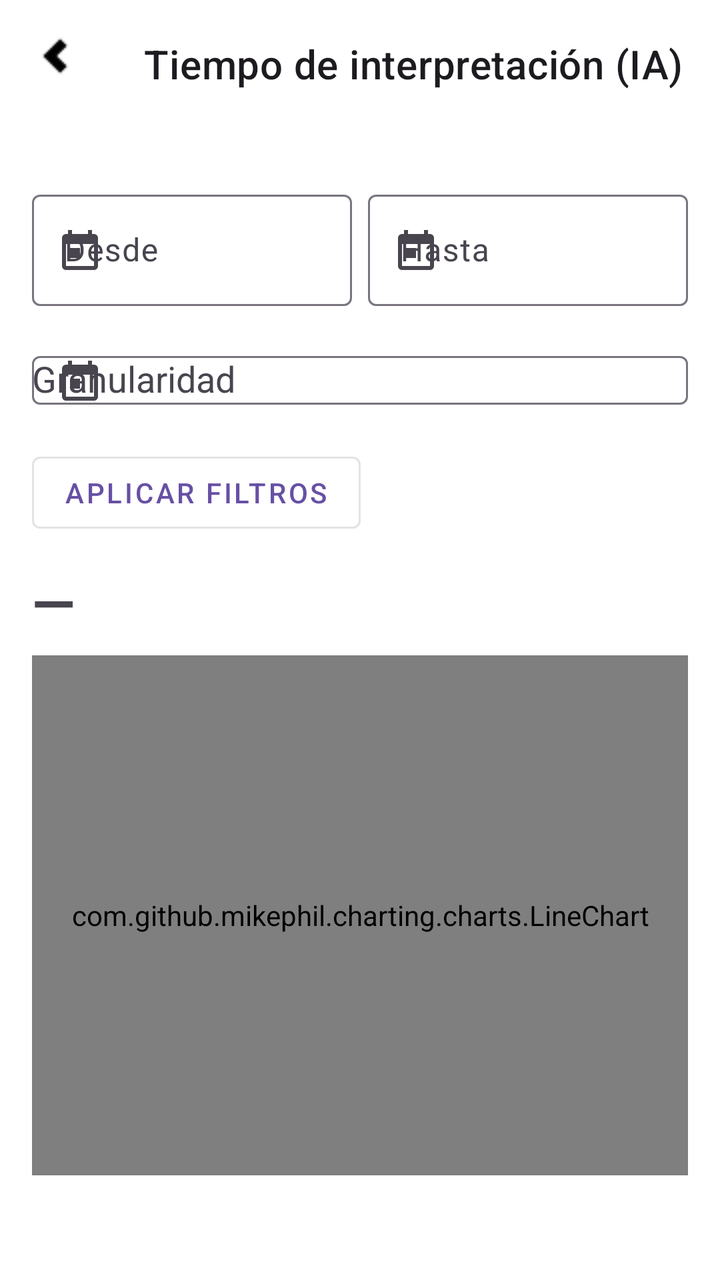
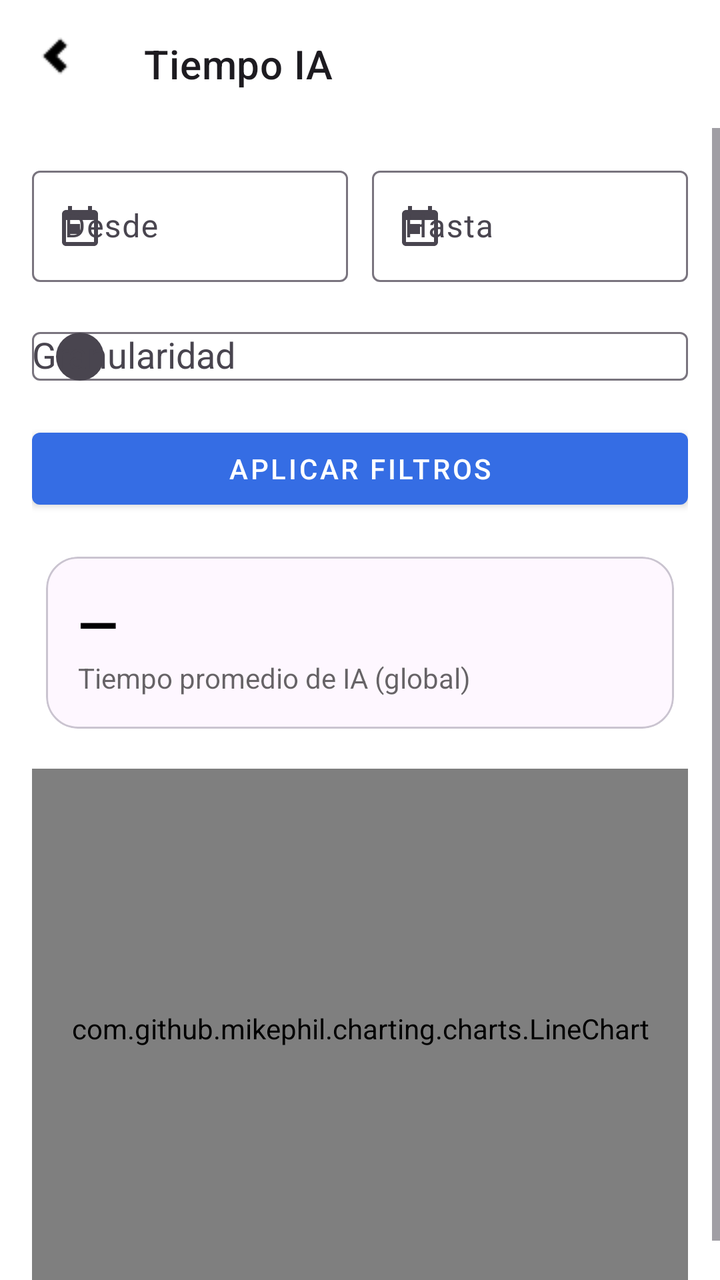

Two renders of the same Android screen: before a commit and after it. Below are the layout's source before the change and the commit's diff.
<!-- AndroidManifest.xml: application theme Theme.DoctorSaludApp -->
<!-- res/layout/activity_indicator_tiempo_interpretacion.xml -->
<?xml version="1.0" encoding="utf-8"?>
<androidx.coordinatorlayout.widget.CoordinatorLayout
    xmlns:android="http://schemas.android.com/apk/res/android"
    xmlns:app="http://schemas.android.com/apk/res-auto"
    android:layout_width="match_parent"
    android:layout_height="match_parent"
    android:background="@color/white">

    <com.google.android.material.appbar.MaterialToolbar
        android:id="@+id/toolbar"
        style="@style/Widget.MaterialComponents.Toolbar"
        android:layout_width="match_parent"
        android:layout_height="?attr/actionBarSize"
        app:navigationIcon="@drawable/ic_arrow_back_24_si"
        app:title="Tiempo de interpretación (IA)" />

    <ScrollView
        android:layout_width="match_parent"
        android:layout_height="match_parent"
        android:layout_marginTop="?attr/actionBarSize"
        android:fillViewport="true">

        <LinearLayout
            android:id="@+id/content"
            android:layout_width="match_parent"
            android:layout_height="wrap_content"
            android:orientation="vertical"
            android:padding="16dp">

            <include
                android:id="@+id/filters"
                layout="@layout/include_filter_bar"/>

            <com.google.android.material.button.MaterialButton
                android:id="@+id/btnApply"
                style="@style/Widget.MaterialComponents.Button.OutlinedButton"
                android:layout_width="wrap_content"
                android:layout_height="wrap_content"
                android:layout_marginTop="8dp"
                android:text="Aplicar filtros"/>

            <TextView
                android:id="@+id/tvKpi"
                android:layout_width="wrap_content"
                android:layout_height="wrap_content"
                android:text="—"
                android:textSize="28sp"
                android:textStyle="bold"
                android:layout_marginTop="12dp"/>

            <com.github.mikephil.charting.charts.LineChart
                android:id="@+id/lineChart"
                android:layout_width="match_parent"
                android:layout_height="260dp"
                android:layout_marginTop="8dp"/>

            <TextView
                android:id="@+id/tvFoot"
                android:layout_width="wrap_content"
                android:layout_height="wrap_content"
                android:layout_marginTop="8dp"
                android:textColor="@color/black_60"
                android:text=""/>
        </LinearLayout>
    </ScrollView>

    <ProgressBar
        android:id="@+id/progress"
        style="?android:attr/progressBarStyleLarge"
        android:layout_width="wrap_content"
        android:layout_height="wrap_content"
        android:layout_gravity="center"
        android:visibility="gone"/>
</androidx.coordinatorlayout.widget.CoordinatorLayout>
<!-- res/layout/include_filter_bar.xml (included above) -->
<?xml version="1.0" encoding="utf-8"?>
<LinearLayout
    xmlns:android="http://schemas.android.com/apk/res/android"
    xmlns:app="http://schemas.android.com/apk/res-auto"
    android:id="@+id/filterRoot"
    android:layout_width="match_parent"
    android:layout_height="wrap_content"
    android:orientation="vertical"
    android:paddingTop="12dp">

    
    <LinearLayout
        android:layout_width="match_parent"
        android:layout_height="wrap_content"
        android:orientation="horizontal">

        <com.google.android.material.textfield.TextInputLayout
            android:layout_width="0dp"
            android:layout_height="wrap_content"
            android:layout_weight="1"
            android:hint="Desde"
            app:startIconDrawable="@drawable/ic_calendar_24">
            <com.google.android.material.textfield.TextInputEditText
                android:id="@+id/etStartDate"
                android:layout_width="match_parent"
                android:layout_height="wrap_content"
                android:focusable="false"
                android:clickable="true"/>
        </com.google.android.material.textfield.TextInputLayout>

        <Space android:layout_width="8dp" android:layout_height="match_parent"/>

        <com.google.android.material.textfield.TextInputLayout
            android:layout_width="0dp"
            android:layout_height="wrap_content"
            android:layout_weight="1"
            android:hint="Hasta"
            app:startIconDrawable="@drawable/ic_calendar_24">
            <com.google.android.material.textfield.TextInputEditText
                android:id="@+id/etEndDate"
                android:layout_width="match_parent"
                android:layout_height="wrap_content"
                android:focusable="false"
                android:clickable="true"/>
        </com.google.android.material.textfield.TextInputLayout>
    </LinearLayout>

    
    <com.google.android.material.textfield.TextInputLayout
        android:layout_width="match_parent"
        android:layout_height="wrap_content"
        android:layout_marginTop="8dp"
        android:hint="Granularidad"
        app:startIconDrawable="@drawable/ic_calendar_24">
        <AutoCompleteTextView
            android:id="@+id/acGranularity"
            android:layout_width="match_parent"
            android:layout_height="wrap_content"
            android:inputType="none"/>
    </com.google.android.material.textfield.TextInputLayout>
</LinearLayout>
<!-- resources referenced by this layout -->
<resources>
  <color name="black_60">#99000000</color>
  <color name="white">#ffffffff</color>
  <!-- drawable ic_arrow_back_24_si: png bitmap (drawable, 235 bytes) -->
  <!-- drawable ic_calendar_24 (drawable) -->
  <vector xmlns:android="http://schemas.android.com/apk/res/android"
      android:width="24dp"
      android:height="24dp"
      android:viewportWidth="24"
      android:viewportHeight="24">
      
      <path
          android:fillColor="#FF000000"
          android:pathData="M19,4h-1V2h-2v2H8V2H6v2H5C3.9,4 3,4.9 3,6v14c0,1.1 0.9,2 2,2h14c1.1,0 2,-0.9 2,-2V6C21,4.9 20.1,4 19,4zM19,20H5V9h14V20zM7,11h5v5H7z"/>
  </vector>
  <style name="Theme.DoctorSaludApp" parent="Base.Theme.DoctorSaludApp" />
  <style name="Base.Theme.DoctorSaludApp" parent="Theme.Material3.DayNight.NoActionBar">
          
          
      </style>
</resources>

<!-- the commit's change to res/layout/activity_indicator_tiempo_interpretacion.xml (unified diff, before → after) -->
@@ -2,9 +2,9 @@
 <androidx.coordinatorlayout.widget.CoordinatorLayout
     xmlns:android="http://schemas.android.com/apk/res/android"
     xmlns:app="http://schemas.android.com/apk/res-auto"
+    android:background="@color/white"
     android:layout_width="match_parent"
-    android:layout_height="match_parent"
-    android:background="@color/white">
+    android:layout_height="match_parent">
 
     <com.google.android.material.appbar.MaterialToolbar
         android:id="@+id/toolbar"
@@ -12,7 +12,7 @@
         android:layout_width="match_parent"
         android:layout_height="?attr/actionBarSize"
         app:navigationIcon="@drawable/ic_arrow_back_24_si"
-        app:title="Tiempo de interpretación (IA)" />
+        app:title="Tiempo IA" />
 
     <ScrollView
         android:layout_width="match_parent"
@@ -22,115 +22,115 @@
 
         <LinearLayout
             android:id="@+id/content"
+            android:padding="16dp"
+            android:orientation="vertical"
             android:layout_width="match_parent"
-            android:layout_height="wrap_content"
-            android:orientation="vertical"
-            android:padding="16dp">
+            android:layout_height="wrap_content">
 
-            <include
-                android:id="@+id/filters"
-                layout="@layout/include_filter_bar"/>
+            
+            <LinearLayout
+                android:orientation="horizontal"
+                android:layout_width="match_parent"
+                android:layout_height="wrap_content">
+
+                <com.google.android.material.textfield.TextInputLayout
+                    android:layout_width="0dp"
+                    android:layout_height="wrap_content"
+                    android:layout_weight="1"
+                    app:startIconDrawable="@drawable/ic_calendar_24">
+                    <com.google.android.material.textfield.TextInputEditText
+                        android:id="@+id/etStart"
+                        android:hint="Desde"
+                        android:focusable="false"
+                        android:layout_width="match_parent"
+                        android:layout_height="wrap_content"/>
+                </com.google.android.material.textfield.TextInputLayout>
+
+                <Space android:layout_width="12dp" android:layout_height="1dp"/>
+
+                <com.google.android.material.textfield.TextInputLayout
+                    android:layout_width="0dp"
+                    android:layout_height="wrap_content"
+                    android:layout_weight="1"
+                    app:startIconDrawable="@drawable/ic_calendar_24">
+                    <com.google.android.material.textfield.TextInputEditText
+                        android:id="@+id/etEnd"
+                        android:hint="Hasta"
+                        android:focusable="false"
+                        android:layout_width="match_parent"
+                        android:layout_height="wrap_content"/>
+                </com.google.android.material.textfield.TextInputLayout>
+            </LinearLayout>
+
+            <com.google.android.material.textfield.TextInputLayout
+                android:layout_marginTop="8dp"
+                app:startIconDrawable="@drawable/bg_circle_grey"
+                android:layout_width="match_parent"
+                android:layout_height="wrap_content">
+                <AutoCompleteTextView
+                    android:id="@+id/acGranularity"
+                    android:hint="Granularidad"
+                    android:inputType="none"
+                    android:layout_width="match_parent"
+                    android:layout_height="wrap_content"/>
+            </com.google.android.material.textfield.TextInputLayout>
 
             <com.google.android.material.button.MaterialButton
                 android:id="@+id/btnApply"
-                style="@style/Widget.MaterialComponents.Button.OutlinedButton"
-                android:layout_width="wrap_content"
+                style="@style/Widget.MaterialComponents.Button"
+                android:text="Aplicar filtros"
+                android:layout_marginTop="8dp"
+                app:backgroundTint="@color/primaryBlue"
+                android:textColor="@android:color/white"
+                android:layout_width="match_parent"
+                android:layout_height="wrap_content"/>
+
+            
+            <com.google.android.material.card.MaterialCardView
+                android:layout_marginTop="12dp"
+                android:layout_width="match_parent"
                 android:layout_height="wrap_content"
-                android:layout_marginTop="8dp"
-                android:text="Aplicar filtros"/>
+                app:cardCornerRadius="16dp"
+                app:cardUseCompatPadding="true">
 
-            <TextView
-                android:id="@+id/tvKpi"
-                android:layout_width="wrap_content"
-                android:layout_height="wrap_content"
-                android:text="—"
-                android:textSize="28sp"
-                android:textStyle="bold"
-                android:layout_marginTop="12dp"/>
+                <LinearLayout
+                    android:padding="16dp"
+                    android:orientation="vertical"
+                    android:layout_width="match_parent"
+                    android:layout_height="wrap_content">
 
+                    <TextView
+                        android:id="@+id/tvKpi"
+                        android:textSize="26sp"
+                        android:textStyle="bold"
+                        android:textColor="@color/black"
+                        android:text="—"
+                        android:layout_width="wrap_content"
+                        android:layout_height="wrap_content"/>
+
+                    <TextView
+                        android:id="@+id/tvSubtitle"
+                        android:text="Tiempo promedio de IA (global)"
+                        android:textColor="@color/black_60"
+                        android:layout_width="wrap_content"
+                        android:layout_height="wrap_content"/>
+                </LinearLayout>
+            </com.google.android.material.card.MaterialCardView>
+
+            
             <com.github.mikephil.charting.charts.LineChart
-                android:id="@+id/lineChart"
+                android:id="@+id/chart"
+                android:layout_marginTop="12dp"
                 android:layout_width="match_parent"
-                android:layout_height="260dp"
-                android:layout_marginTop="8dp"/>
-
-            <TextView
-                android:id="@+id/tvFoot"
-                android:layout_width="wrap_content"
-                android:layout_height="wrap_content"
-                android:layout_marginTop="8dp"
-                android:textColor="@color/black_60"
-                android:text=""/>
+                android:layout_height="260dp"/>
         </LinearLayout>
     </ScrollView>
 
     <ProgressBar
         android:id="@+id/progress"
-        style="?android:attr/progressBarStyleLarge"
-        android:layout_width="wrap_content"
-        android:layout_height="wrap_content"
+        style="@style/Widget.MaterialComponents.ProgressIndicator"
         android:layout_gravity="center"
-        android:visibility="gone"/>
+        android:visibility="gone"
+        android:layout_width="48dp"
+        android:layout_height="48dp"/>
 </androidx.coordinatorlayout.widget.CoordinatorLayout>
-<!-- res/layout/include_filter_bar.xml (included above) -->
-<?xml version="1.0" encoding="utf-8"?>
-<LinearLayout
-    xmlns:android="http://schemas.android.com/apk/res/android"
-    xmlns:app="http://schemas.android.com/apk/res-auto"
-    android:id="@+id/filterRoot"
-    android:layout_width="match_parent"
-    android:layout_height="wrap_content"
-    android:orientation="vertical"
-    android:paddingTop="12dp">
-
-    
-    <LinearLayout
-        android:layout_width="match_parent"
-        android:layout_height="wrap_content"
-        android:orientation="horizontal">
-
-        <com.google.android.material.textfield.TextInputLayout
-            android:layout_width="0dp"
-            android:layout_height="wrap_content"
-            android:layout_weight="1"
-            android:hint="Desde"
-            app:startIconDrawable="@drawable/ic_calendar_24">
-            <com.google.android.material.textfield.TextInputEditText
-                android:id="@+id/etStartDate"
-                android:layout_width="match_parent"
-                android:layout_height="wrap_content"
-                android:focusable="false"
-                android:clickable="true"/>
-        </com.google.android.material.textfield.TextInputLayout>
-
-        <Space android:layout_width="8dp" android:layout_height="match_parent"/>
-
-        <com.google.android.material.textfield.TextInputLayout
-            android:layout_width="0dp"
-            android:layout_height="wrap_content"
-            android:layout_weight="1"
-            android:hint="Hasta"
-            app:startIconDrawable="@drawable/ic_calendar_24">
-            <com.google.android.material.textfield.TextInputEditText
-                android:id="@+id/etEndDate"
-                android:layout_width="match_parent"
-                android:layout_height="wrap_content"
-                android:focusable="false"
-                android:clickable="true"/>
-        </com.google.android.material.textfield.TextInputLayout>
-    </LinearLayout>
-
-    
-    <com.google.android.material.textfield.TextInputLayout
-        android:layout_width="match_parent"
-        android:layout_height="wrap_content"
-        android:layout_marginTop="8dp"
-        android:hint="Granularidad"
-        app:startIconDrawable="@drawable/ic_calendar_24">
-        <AutoCompleteTextView
-            android:id="@+id/acGranularity"
-            android:layout_width="match_parent"
-            android:layout_height="wrap_content"
-            android:inputType="none"/>
-    </com.google.android.material.textfield.TextInputLayout>
-</LinearLayout>
<!-- resource entries referenced after the edit -->
@@ -1,7 +1,15 @@
 <!-- resources referenced by this layout -->
 <resources>
+  <color name="black">#FF000000</color>
   <color name="black_60">#99000000</color>
+  <color name="primaryBlue">#356DE4</color>
   <color name="white">#ffffffff</color>
+  <!-- drawable bg_circle_grey (drawable) -->
+  <?xml version="1.0" encoding="utf-8"?>
+  <shape xmlns:android="http://schemas.android.com/apk/res/android" android:shape="oval">
+      <size android:width="24dp" android:height="24dp"/>
+      <solid android:color="#EEEEEE"/>
+  </shape>
   <!-- drawable ic_arrow_back_24_si: png bitmap (drawable, 235 bytes) -->
   <!-- drawable ic_calendar_24 (drawable) -->
   <vector xmlns:android="http://schemas.android.com/apk/res/android"
